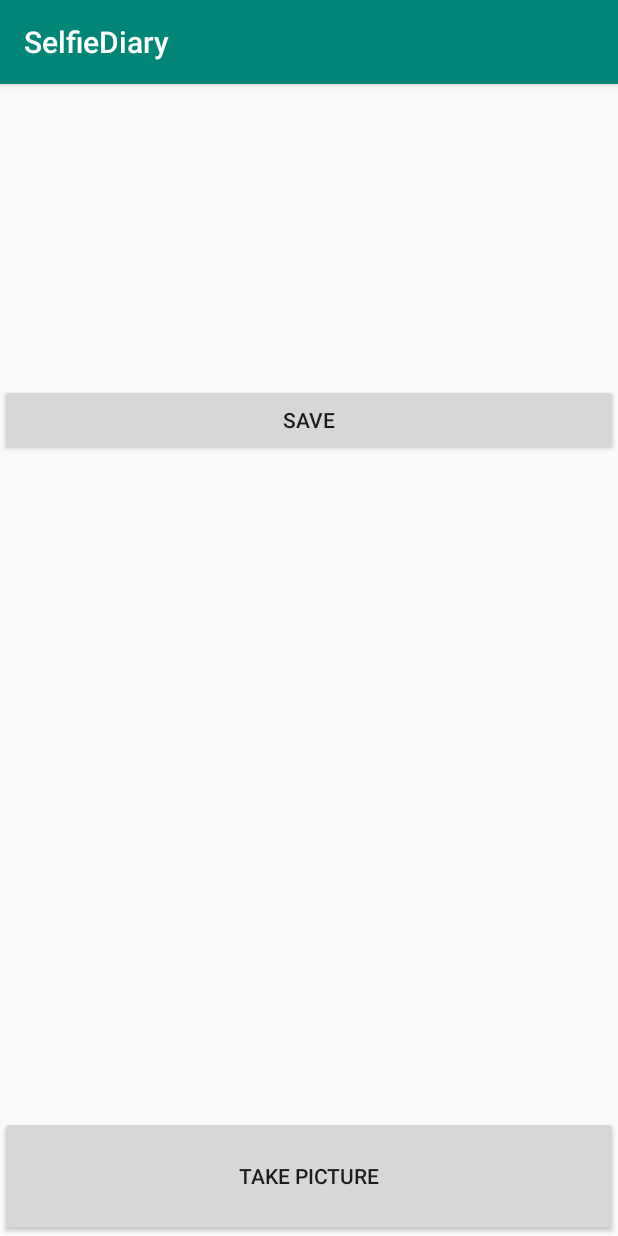
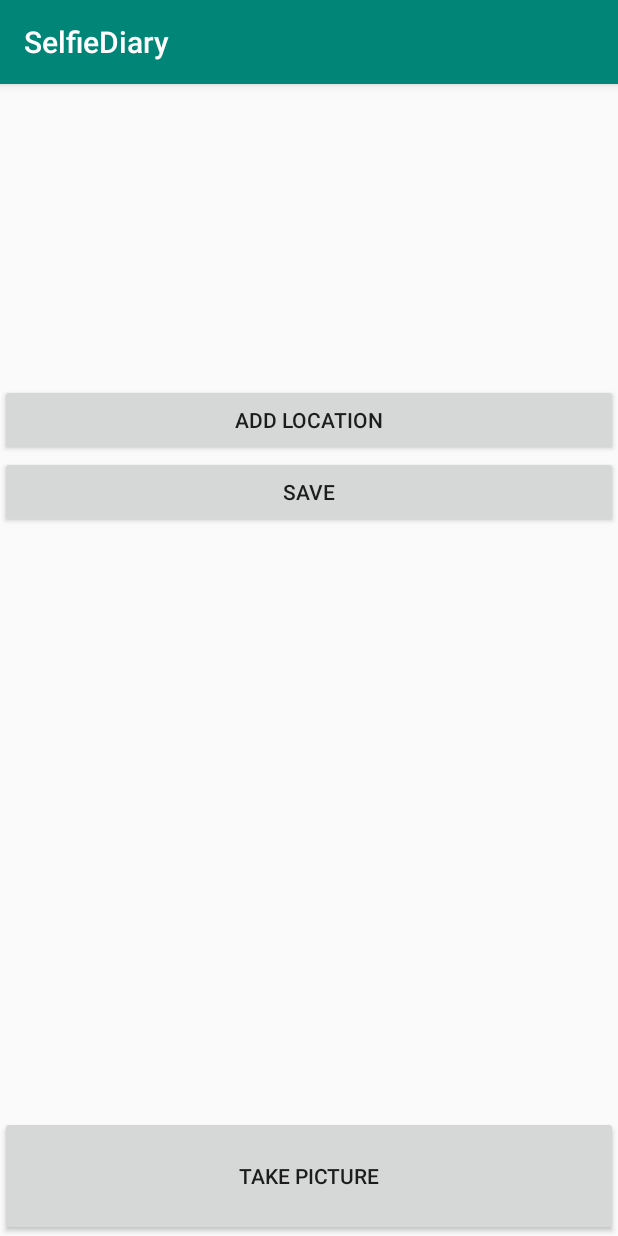
Before and after one commit to yewei600/SelfieDiary, an Android app: the fragment ConfirmPicAddLocFragment placed in its activity, after a tap on "TAKE PICTURE", on a phone screen of 412 x 824 dp. Run offline under Robolectric (Android 15) with nearby library versions, the phone set to English and light mode, and no system bars; our stand-ins replace Room's generated code, data binding; 1 statement that could not run was skipped.

Commit message:
add click listener for ConfirmPicAddLocFragment

```diff
--- a/app/src/main/java/com/ericwei/selfiediary/ui/ConfirmPicAddLocFragment.kt
+++ b/app/src/main/java/com/ericwei/selfiediary/ui/ConfirmPicAddLocFragment.kt
@@ -6,6 +6,7 @@ import android.view.View
 import android.view.ViewGroup
 import androidx.databinding.DataBindingUtil
 import androidx.fragment.app.Fragment
+import androidx.navigation.fragment.findNavController
 import com.ericwei.selfiediary.R
 import com.ericwei.selfiediary.databinding.FragmentConfirmPicAddLocBinding
 
@@ -20,6 +21,18 @@ class ConfirmPicAddLocFragment : Fragment() {
         var args = ConfirmPicAddLocFragmentArgs.fromBundle(arguments!!).pictureTaken
         binding.pictureTaken.setImageBitmap(args)
 
+        binding.saveBtn.setOnClickListener {
+            onSaveButtonClicked()
+        }
+
         return binding.root
     }
+
+    private fun onSaveButtonClicked() {
+        //build the object (picture+location) and save to database
+
+
+        this.findNavController()
+            .navigate(ConfirmPicAddLocFragmentDirections.actionConfirmPicAddLocFragmentToPictureGridFragment())
+    }
 }
--- a/app/src/main/java/com/ericwei/selfiediary/ui/PictureGridFragment.kt
+++ b/app/src/main/java/com/ericwei/selfiediary/ui/PictureGridFragment.kt
@@ -47,7 +47,7 @@ class PictureGridFragment : Fragment() {
     }
 
     //launch intent to take picture
-    fun onPictureButtonClicked() {
+    private fun onPictureButtonClicked() {
         Intent(MediaStore.ACTION_IMAGE_CAPTURE).also { takePictureIntent ->
             takePictureIntent.resolveActivity(context!!.packageManager)?.also {
                 startActivityForResult(takePictureIntent, REQUEST_IMAGE_CAPTURE)
--- a/app/src/main/res/layout/fragment_confirm_pic_add_loc.xml
+++ b/app/src/main/res/layout/fragment_confirm_pic_add_loc.xml
@@ -13,6 +13,11 @@
                    android:id="@+id/picture_taken"/>
 
         <Button android:layout_width="match_parent" android:layout_height="wrap_content"
+                android:id="@+id/add_loc_btn"
+                android:text="Add location"/>
+
+        <Button android:layout_width="match_parent" android:layout_height="wrap_content"
+                android:id="@+id/save_btn"
                 android:text="save"
         />
 
--- a/app/src/main/res/navigation/nav_graph.xml
+++ b/app/src/main/res/navigation/nav_graph.xml
@@ -12,5 +12,7 @@
               android:name="com.ericwei.selfiediary.ui.ConfirmPicAddLocFragment"
               android:label="ConfirmPicAddLocFragment">
         <argument android:name="pictureTaken" app:argType="android.graphics.Bitmap"/>
+        <action android:id="@+id/action_confirmPicAddLocFragment_to_pictureGridFragment"
+                app:destination="@id/pictureGridFragment"/>
     </fragment>
 </navigation>
```
